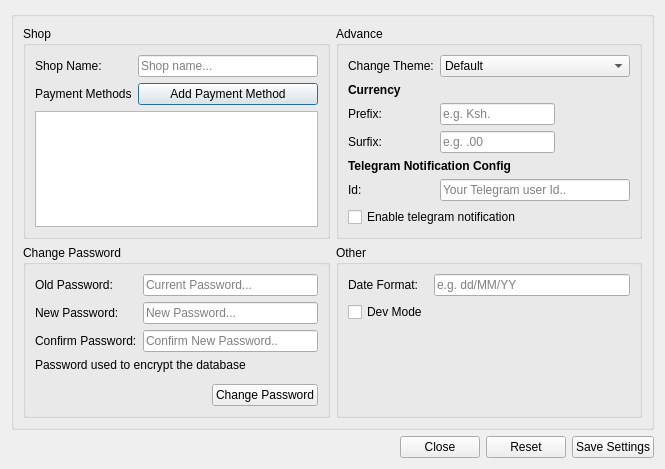
Qt form src/ui/settings.ui (krivahtoo/stockmanager) before a commit.
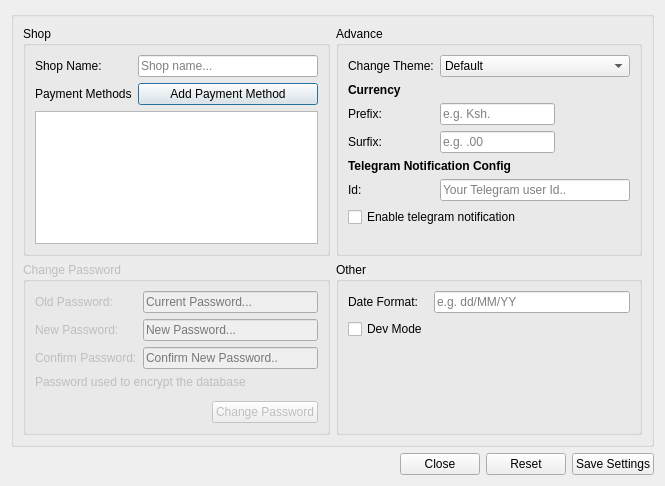
The same form after that commit. Icons and pictures are not drawn.

Patch:
```diff
--- a/src/ui/settings.ui
+++ b/src/ui/settings.ui
@@ -7,7 +7,7 @@
     <x>0</x>
     <y>0</y>
     <width>665</width>
-    <height>469</height>
+    <height>486</height>
    </rect>
   </property>
   <property name="windowTitle">
@@ -185,7 +185,7 @@
       <item row="1" column="0">
        <widget class="QGroupBox" name="grpPass">
         <property name="enabled">
-         <bool>true</bool>
+         <bool>false</bool>
         </property>
         <property name="title">
          <string>Change Password</string>
```
Left out of the diff: 4 changed lines with no effect on the pictures.
